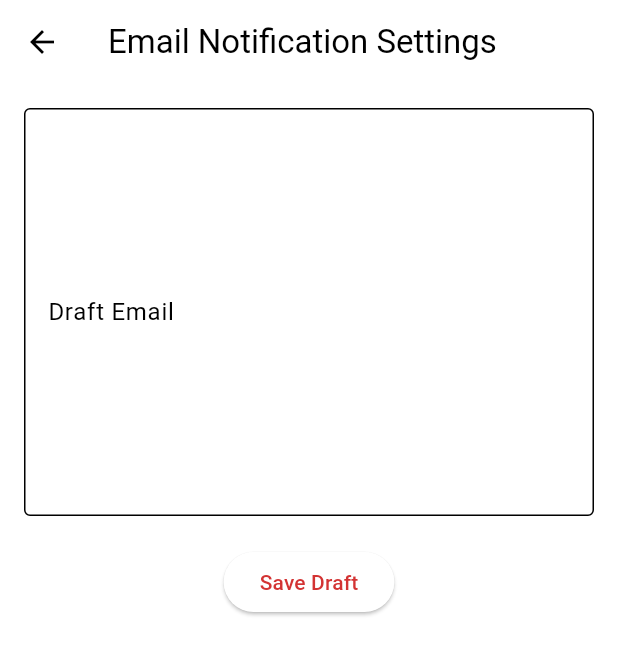
After one commit to flaminghotcheetos69/GenerAlms, a Flutter app: the AdminCommsScreen screen opened directly, after a tap on "Email Notification Settings", on a phone screen of 412 x 824 dp. The commit adds this screen. Shown: the top 655 px of the screen. Run offline on Flutter 3.47's test engine with Material 3 defaults, Android fonts, the phone set to English and light mode, and no system bars; our stand-ins replace cached_network_image, charts_flutter, cloud_firestore, firebase_auth, firebase_core, firebase_storage and 1 more; accounts and stored records are empty.

Commit message:
Changes done

```diff
--- a/lib/screens/add_donation_product_page.dart
+++ b/lib/screens/add_donation_product_page.dart
@@ -25,7 +25,7 @@ class _AddDonationProductPageState extends State<AddDonationProductPage> {
         await ImagePicker().pickImage(source: ImageSource.gallery);
     if (pickedFile != null) {
       setState(() {
-        _image = File(pickedFile.path); // Corrected the typo here
+        _image = File(pickedFile.path);
       });
     }
   }
@@ -56,7 +56,7 @@ class _AddDonationProductPageState extends State<AddDonationProductPage> {
       'user': widget.user.email,
       'userId': widget.user.uid,
       'userImage':
-          'https://example.com/userImage.png', // Replace with actual user image if available
+          'https://example.com/userImage.png',
       'rating': 0.0,
       'approved': false,
     });
@@ -90,7 +90,7 @@ class _AddDonationProductPageState extends State<AddDonationProductPage> {
                   ? Text('No image selected.')
                   : ConstrainedBox(
                       constraints: BoxConstraints(
-                        maxHeight: 200, // Adjust as needed
+                        maxHeight: 200,
                       ),
                       child: Image.file(_image!),
                     ),
--- /dev/null
+++ b/lib/screens/admin_comms.dart
@@ -0,0 +1,45 @@
+import 'package:flutter/material.dart';
+import 'package:generalms/screens/admin_user_comm.dart';
+import 'admin_email_nf.dart';
+
+class AdminCommsScreen extends StatelessWidget {
+  const AdminCommsScreen({super.key});
+
+  @override
+  Widget build(BuildContext context) {
+    return Scaffold(
+      appBar: AppBar(
+        title: const Text('Admin Communication Settings'),
+        leading: IconButton(
+          icon: const Icon(Icons.arrow_back),
+          onPressed: () {
+            Navigator.pop(context);
+          },
+        ),
+      ),
+      body: ListView(
+        padding: const EdgeInsets.all(16.0),
+        children: [
+          ListTile(
+            title: const Text('Email Notification Settings'),
+            onTap: () {
+              Navigator.push(
+                context,
+                MaterialPageRoute(builder: (context) => const EmailNotificationSettingsScreen()),
+              );
+            },
+          ),
+          ListTile(
+            title: const Text('User Communication Settings'),
+            onTap: () {
+              Navigator.push(
+                context,
+                MaterialPageRoute(builder: (context) => const UserCommunicationSettingsScreen()),
+              );
+            },
+          ),
+        ],
+      ),
+    );
+  }
+}
--- /dev/null
+++ b/lib/screens/admin_email_nf.dart
@@ -0,0 +1,68 @@
+import 'package:flutter/material.dart';
+import 'package:cloud_firestore/cloud_firestore.dart';
+
+class EmailNotificationSettingsScreen extends StatefulWidget {
+  const EmailNotificationSettingsScreen({super.key});
+
+  @override
+  _EmailNotificationSettingsScreenState createState() => _EmailNotificationSettingsScreenState();
+}
+
+class _EmailNotificationSettingsScreenState extends State<EmailNotificationSettingsScreen> {
+  final TextEditingController _emailContentController = TextEditingController();
+
+  Future<void> _saveDraft() async {
+    if (_emailContentController.text.isNotEmpty) {
+      await FirebaseFirestore.instance.collection('emailDrafts').add({
+        'Content': _emailContentController.text,
+        'timestamp': FieldValue.serverTimestamp(),
+      });
+
+      ScaffoldMessenger.of(context).showSnackBar(
+        const SnackBar(content: Text('Draft saved successfully')),
+      );
+
+      _emailContentController.clear();
+    } else {
+      ScaffoldMessenger.of(context).showSnackBar(
+        const SnackBar(content: Text('Draft content cannot be empty')),
+      );
+    }
+  }
+
+  @override
+  Widget build(BuildContext context) {
+    return Scaffold(
+      appBar: AppBar(
+        title: const Text('Email Notification Settings'),
+        leading: IconButton(
+          icon: const Icon(Icons.arrow_back),
+          onPressed: () {
+            Navigator.pop(context);
+          },
+        ),
+      ),
+      body: Padding(
+        padding: const EdgeInsets.all(16.0),
+        child: Column(
+          children: [
+            TextField(
+              controller: _emailContentController,
+              maxLines: 10,
+              decoration: const InputDecoration(
+                labelText: 'Draft Email',
+                hintText: 'Enter your email content here',
+                border: OutlineInputBorder(),
+              ),
+            ),
+            const SizedBox(height: 20),
+            ElevatedButton(
+              onPressed: _saveDraft,
+              child: const Text('Save Draft'),
+            ),
+          ],
+        ),
+      ),
+    );
+  }
+}
```
Also changed, not shown: lib/screens/adminHP.dart (+5 -7 lines), lib/screens/admin_password_policies.dart (+15 -4 lines), lib/screens/admin_roles_perm.dart (+27 -4 lines), lib/screens/admin_user_comm.dart (added, +124 -0 lines), lib/screens/adminhplist.dart (+7 -8 lines).
